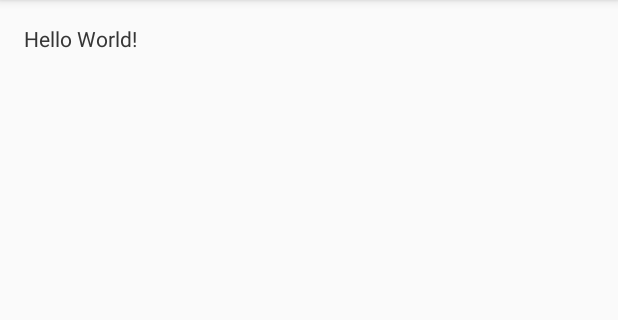
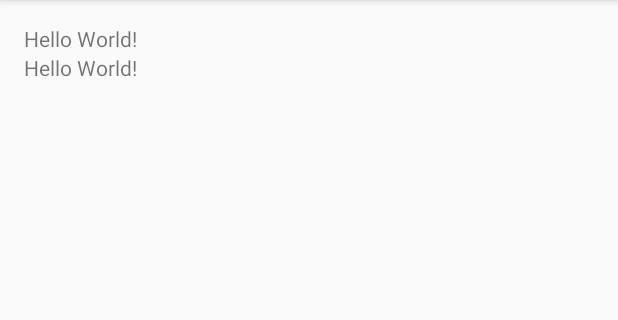
Before and after one commit to bineanzhou/butterknife2, an Android app: the screen it shows after launch (MainActivity), on a phone screen of 412 x 824 dp, the part 84-404 px from its top. Run offline under Robolectric (Android 15) with nearby library versions, the phone set to English and light mode, and no system bars; our stand-ins replace ButterKnife; 1 statement that could not run was skipped.

Commit message:
add 7.0.1

```diff
--- a/app/build.gradle
+++ b/app/build.gradle
@@ -33,7 +33,7 @@ dependencies {
     })
     //    compile files('libs/processor.jar')
     testCompile 'junit:junit:4.12'
-    compile project(':butterknife')
+//    compile project(':butterknife')
 //    compile 'com.jakewharton:butterknife:7.0.1'
 }
 
--- a/app/src/main/res/layout/activity_main.xml
+++ b/app/src/main/res/layout/activity_main.xml
@@ -1,5 +1,5 @@
 <?xml version="1.0" encoding="utf-8"?>
-<RelativeLayout xmlns:android="http://schemas.android.com/apk/res/android"
+<LinearLayout xmlns:android="http://schemas.android.com/apk/res/android"
     xmlns:tools="http://schemas.android.com/tools"
     android:id="@+id/activity_main"
     android:layout_width="match_parent"
@@ -8,6 +8,7 @@
     android:paddingLeft="@dimen/activity_horizontal_margin"
     android:paddingRight="@dimen/activity_horizontal_margin"
     android:paddingTop="@dimen/activity_vertical_margin"
+    android:orientation="vertical"
     tools:context="com.butterknife.MainActivity">
 
     <TextView
@@ -20,4 +21,4 @@
         android:layout_width="wrap_content"
         android:layout_height="wrap_content"
         android:text="Hello World!" />
-</RelativeLayout>
+</LinearLayout>
```
Also changed, not shown: app/libs/butterknife-7.0.1-SNAPSHOT.jar (added).
